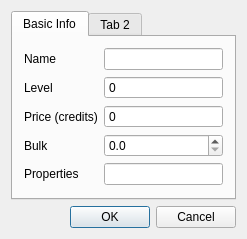
This is WeaponDialog.ui in smithbt/StarfinderCharacterApp as Qt 5 draws it before an edit. The edited form follows.
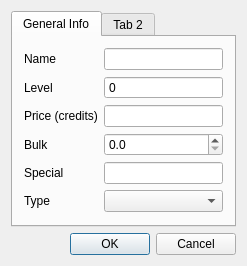
This is the edited form.

Commit message: changed Character to take Weapon as QVariant to better handle derived weapon classes Redid model/node-level read/write logic. (Again.)

Patch:
```diff
--- a/WeaponDialog.ui
+++ b/WeaponDialog.ui
@@ -7,7 +7,7 @@
     <x>0</x>
     <y>0</y>
     <width>247</width>
-    <height>216</height>
+    <height>242</height>
    </rect>
   </property>
   <property name="windowTitle">
@@ -21,7 +21,7 @@
      </property>
      <widget class="QWidget" name="tab">
       <attribute name="title">
-       <string>Basic Info</string>
+       <string>General Info</string>
       </attribute>
       <layout class="QFormLayout" name="formLayout">
        <item row="0" column="0">
@@ -58,13 +58,6 @@
          </property>
         </widget>
        </item>
-       <item row="2" column="1">
-        <widget class="QSpinBox" name="price_field">
-         <property name="buttonSymbols">
-          <enum>QAbstractSpinBox::NoButtons</enum>
-         </property>
-        </widget>
-       </item>
        <item row="3" column="0">
         <widget class="QLabel" name="bulk_label">
          <property name="text">
@@ -82,12 +75,25 @@
        <item row="4" column="0">
         <widget class="QLabel" name="properties_label">
          <property name="text">
-          <string>Properties</string>
+          <string>Special</string>
          </property>
         </widget>
        </item>
        <item row="4" column="1">
-        <widget class="QLineEdit" name="properties_field"/>
+        <widget class="QLineEdit" name="special_lineEdit"/>
+       </item>
+       <item row="5" column="1">
+        <widget class="QComboBox" name="type_comboBox"/>
+       </item>
+       <item row="5" column="0">
+        <widget class="QLabel" name="type_label">
+         <property name="text">
+          <string>Type</string>
+         </property>
+        </widget>
+       </item>
+       <item row="2" column="1">
+        <widget class="QLineEdit" name="price_lineEdit"/>
        </item>
       </layout>
      </widget>
```
Left out of the diff: 11 changed lines with no effect on the pictures. The commit also changes 24 other files.
